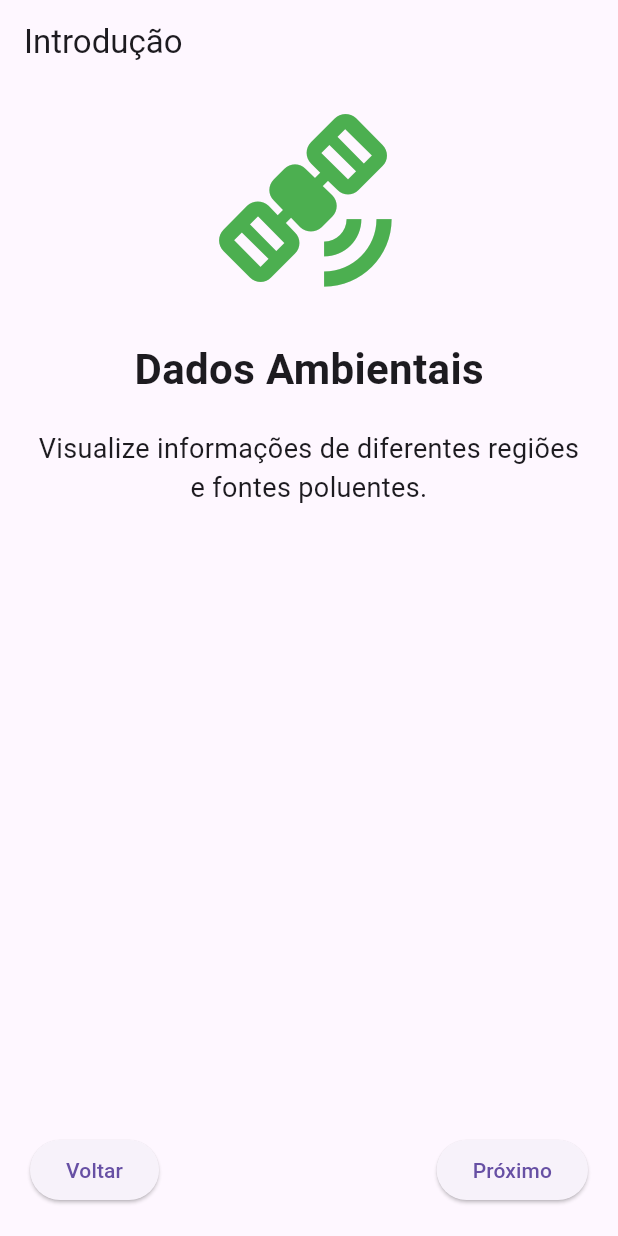
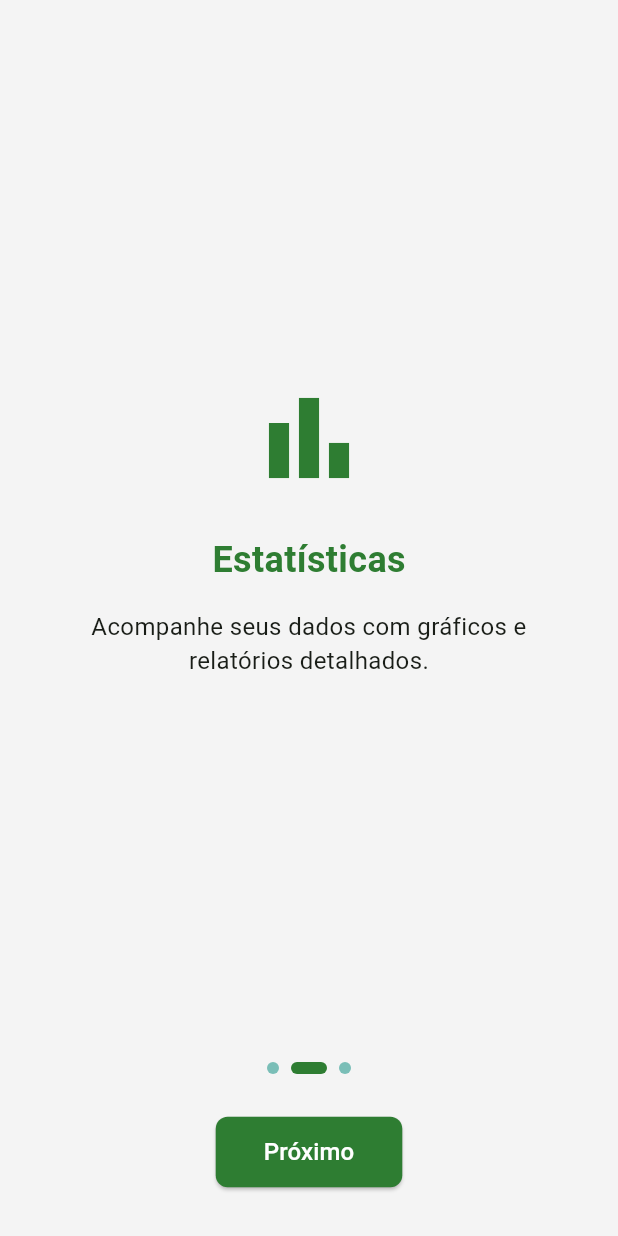
Before and after one commit to MarcusDev01/gs_carbono_flutter, a Flutter app: the screen it shows after launch, after a tap on "Próximo", on a phone screen of 412 x 824 dp. Run offline on Flutter 3.47's test engine with Material 3 defaults, Android fonts, the phone set to English and light mode, and no system bars.

Commit message:
Corrigindo tema e ajustes na interface

```diff
--- a/lib/main.dart
+++ b/lib/main.dart
@@ -1,24 +1,59 @@
 import 'package:flutter/material.dart';
-import 'navigation/app_navigation.dart';
-import 'navigation/app_routes.dart';
+import 'package:gs_carbono_flutter/ui/screens/details_screen.dart';
+import 'package:gs_carbono_flutter/ui/screens/filter_screen.dart';
+import 'package:gs_carbono_flutter/ui/screens/home_screen.dart';
+import 'package:gs_carbono_flutter/ui/screens/intro_screen.dart';
+import 'package:gs_carbono_flutter/ui/screens/settings_screen.dart';
+import 'package:gs_carbono_flutter/ui/screens/splash_screen.dart';
+import 'package:gs_carbono_flutter/ui/screens/statistics_screen.dart';
 
-void main() {
-  runApp(const ClimateWatchApp());
-}
+void main() => runApp(const GsCarbonoApp());
 
-class ClimateWatchApp extends StatelessWidget {
-  const ClimateWatchApp({super.key});
+class GsCarbonoApp extends StatelessWidget {
+  const GsCarbonoApp({super.key});
 
   @override
   Widget build(BuildContext context) {
     return MaterialApp(
       title: 'GS Carbono',
       debugShowCheckedModeBanner: false,
-      initialRoute: AppRoutes.splash,
-      onGenerateRoute: AppNavigation.generateRoute,
       theme: ThemeData(
-        primarySwatch: Colors.green,
+        primaryColor: const Color(0xFF2E7D32),
+        colorScheme: ColorScheme.fromSeed(
+          seedColor: const Color(0xFF2E7D32),
+          primary: const Color(0xFF2E7D32),
+          secondary: const Color(0xFF00897B),
+          surface: const Color(0xFFF4F4F4),
+          error: const Color(0xFFD32F2F),
+        ),
+        scaffoldBackgroundColor: const Color(0xFFF4F4F4),
+        textTheme: const TextTheme(
+          displayLarge: TextStyle(fontSize: 32, fontWeight: FontWeight.bold),
+          displayMedium: TextStyle(fontSize: 24, fontWeight: FontWeight.bold),
+          bodyLarge: TextStyle(fontSize: 16, fontWeight: FontWeight.normal),
+          bodyMedium: TextStyle(fontSize: 14, fontWeight: FontWeight.normal),
+        ),
+        cardTheme: CardThemeData(
+          elevation: 4,
+          shadowColor: Colors.black26,
+          shape: RoundedRectangleBorder(
+            borderRadius: BorderRadius.circular(12),
+          ),
+          margin: const EdgeInsets.all(8),
+        ),
+        appBarTheme: const AppBarTheme(elevation: 0, centerTitle: true),
+        useMaterial3: true,
       ),
+      initialRoute: '/splash',
+      routes: {
+        '/splash': (context) => const SplashScreen(),
+        '/intro': (context) => const IntroScreen(),
+        '/home': (context) => const HomeScreen(),
+        '/details': (context) => const DetailsScreen(),
+        '/filter': (context) => const FilterScreen(),
+        '/statistics': (context) => const StatisticsScreen(),
+        '/settings': (context) => const SettingsScreen(),
+      },
     );
   }
 }
--- a/lib/ui/screens/intro_screen.dart
+++ b/lib/ui/screens/intro_screen.dart
@@ -1,5 +1,4 @@
 import 'package:flutter/material.dart';
-import '../../navigation/app_routes.dart';
 
 class IntroScreen extends StatefulWidget {
   const IntroScreen({super.key});
@@ -9,103 +8,132 @@ class IntroScreen extends StatefulWidget {
 }
 
 class _IntroScreenState extends State<IntroScreen> {
+  final PageController _pageController = PageController();
+  int _currentPage = 0;
 
-  int page = 0;
-
-  final List<Map<String, String>> pages = [
-    {
-      "title": "Bem-vindo",
-      "description":
-          "Monitore emissões de carbono utilizando dados inspirados em satélites."
-    },
-    {
-      "title": "Dados Ambientais",
-      "description":
-          "Visualize informações de diferentes regiões e fontes poluentes."
-    },
-    {
-      "title": "Sustentabilidade",
-      "description":
-          "Ajude no combate às mudanças climáticas através da informação."
-    }
+  final List<_IntroSlide> _slides = [
+    _IntroSlide(
+      icon: Icons.eco,
+      title: 'Bem-vindo',
+      description: 'Monitore suas emissões de carbono de forma simples e eficiente.',
+    ),
+    _IntroSlide(
+      icon: Icons.bar_chart,
+      title: 'Estatísticas',
+      description: 'Acompanhe seus dados com gráficos e relatórios detalhados.',
+    ),
+    _IntroSlide(
+      icon: Icons.settings,
+      title: 'Personalize',
+      description: 'Ajuste as configurações de acordo com suas preferências.',
+    ),
   ];
 
   @override
+  void dispose() {
+    _pageController.dispose();
+    super.dispose();
+  }
+
+  @override
   Widget build(BuildContext context) {
-
     return Scaffold(
-      appBar: AppBar(
-        title: const Text("Introdução"),
-      ),
-      body: Padding(
-        padding: const EdgeInsets.all(20),
+      backgroundColor: const Color(0xFFF4F4F4),
+      body: Column(
+        children: [
+          Expanded(
+            child: PageView.builder(
+              controller: _pageController,
+              onPageChanged: (index) => setState(() => _currentPage = index),
+              itemCount: _slides.length,
+              itemBuilder: (context, index) {
+                final slide = _slides[index];
+                return Padding(
+                  padding: const EdgeInsets.all(32),
                   child: Column(
+                    mainAxisAlignment: MainAxisAlignment.center,
                     children: [
-
-            const Icon(
-              Icons.satellite_alt,
-              size: 120,
-              color: Colors.green,
-            ),
-
-            const SizedBox(height: 30),
-
+                      Icon(slide.icon, size: 80, color: const Color(0xFF2E7D32)),
+                      const SizedBox(height: 24),
                       Text(
-              pages[page]["title"]!,
+                        slide.title,
                         style: const TextStyle(
-                fontSize: 28,
+                          fontSize: 24,
                           fontWeight: FontWeight.bold,
+                          color: Color(0xFF2E7D32),
                         ),
                       ),
-
-            const SizedBox(height: 20),
-
+                      const SizedBox(height: 16),
                       Text(
-              pages[page]["description"]!,
+                        slide.description,
                         textAlign: TextAlign.center,
-              style: const TextStyle(fontSize: 18),
+                        style: const TextStyle(fontSize: 16),
                       ),
-
-            const Spacer(),
-
+                    ],
+                  ),
+                );
+              },
+            ),
+          ),
           Row(
-              mainAxisAlignment: MainAxisAlignment.spaceBetween,
-              children: [
-
-                ElevatedButton(
-                  onPressed: page > 0
-                      ? () {
-                          setState(() {
-                            page--;
-                          });
-                        }
-                      : null,
-                  child: const Text("Voltar"),
+            mainAxisAlignment: MainAxisAlignment.center,
+            children: List.generate(
+              _slides.length,
+              (index) => Container(
+                margin: const EdgeInsets.all(4),
+                width: _currentPage == index ? 24 : 8,
+                height: 8,
+                decoration: BoxDecoration(
+                  color: _currentPage == index
+                      ? const Color(0xFF2E7D32)
+                      : const Color(0xFF00897B).withOpacity(0.5),
+                  borderRadius: BorderRadius.circular(4),
                 ),
-
-                ElevatedButton(
+              ),
+            ),
+          ),
+          const SizedBox(height: 24),
+          Padding(
+            padding: const EdgeInsets.only(bottom: 32),
+            child: ElevatedButton(
               onPressed: () {
-
-                    if (page < 2) {
-                      setState(() {
-                        page++;
-                      });
+                if (_currentPage == _slides.length - 1) {
+                  Navigator.pushReplacementNamed(context, '/home');
                 } else {
-                      Navigator.pushReplacementNamed(
-                        context,
-                        AppRoutes.dashboard,
+                  _pageController.nextPage(
+                    duration: const Duration(milliseconds: 300),
+                    curve: Curves.easeInOut,
                   );
                 }
               },
+              style: ElevatedButton.styleFrom(
+                backgroundColor: const Color(0xFF2E7D32),
+                foregroundColor: Colors.white,
+                padding: const EdgeInsets.symmetric(horizontal: 32, vertical: 12),
+                shape: RoundedRectangleBorder(
+                  borderRadius: BorderRadius.circular(8),
+                ),
+              ),
               child: Text(
-                    page == 2 ? "Entrar" : "Próximo",
+                _currentPage == _slides.length - 1 ? 'Começar' : 'Próximo',
+                style: const TextStyle(fontSize: 16),
+              ),
             ),
           ),
         ],
       ),
-          ],
-        ),
-      ),
     );
   }
 }
+
+class _IntroSlide {
+  final IconData icon;
+  final String title;
+  final String description;
+
+  _IntroSlide({
+    required this.icon,
+    required this.title,
+    required this.description,
+  });
+}
--- a/lib/ui/screens/splash_screen.dart
+++ b/lib/ui/screens/splash_screen.dart
@@ -1,6 +1,4 @@
-import 'dart:async';
 import 'package:flutter/material.dart';
-import '../../navigation/app_routes.dart';
 
 class SplashScreen extends StatefulWidget {
   const SplashScreen({super.key});
@@ -9,48 +7,67 @@ class SplashScreen extends StatefulWidget {
   State<SplashScreen> createState() => _SplashScreenState();
 }
 
-class _SplashScreenState extends State<SplashScreen> {
+class _SplashScreenState extends State<SplashScreen> with SingleTickerProviderStateMixin {
+  late AnimationController _controller;
+  late Animation<double> _fadeAnimation;
+  late Animation<double> _scaleAnimation;
 
   @override
   void initState() {
     super.initState();
+    _controller = AnimationController(
+      vsync: this,
+      duration: const Duration(milliseconds: 1500),
+    );
+    _fadeAnimation = Tween<double>(begin: 0.0, end: 1.0).animate(
+      CurvedAnimation(parent: _controller, curve: Curves.easeIn),
+    );
+    _scaleAnimation = Tween<double>(begin: 0.5, end: 1.0).animate(
+      CurvedAnimation(parent: _controller, curve: Curves.elasticOut),
+    );
+    _controller.forward();
+    Future.delayed(const Duration(seconds: 3), () {
+      Navigator.pushReplacementNamed(context, '/intro');
+    });
+  }
 
-    Timer(
-      const Duration(seconds: 3),
-      () {
-        Navigator.pushReplacementNamed(
-          context,
-          AppRoutes.intro,
-        );
-      },
-    );
+  @override
+  void dispose() {
+    _controller.dispose();
+    super.dispose();
   }
 
   @override
   Widget build(BuildContext context) {
     return Scaffold(
-      backgroundColor: Colors.green,
+      backgroundColor: const Color(0xFF2E7D32),
       body: Center(
+        child: FadeTransition(
+          opacity: _fadeAnimation,
+          child: ScaleTransition(
+            scale: _scaleAnimation,
             child: Column(
-          mainAxisAlignment: MainAxisAlignment.center,
-          children: const [
+              mainAxisSize: MainAxisSize.min,
+              children: [
                 Icon(
-              Icons.public,
-              size: 120,
+                  Icons.eco,
+                  size: 80,
                   color: Colors.white,
                 ),
-            SizedBox(height: 20),
-            Text(
+                const SizedBox(height: 16),
+                const Text(
                   'GS Carbono',
                   style: TextStyle(
                     fontSize: 32,
+                    fontWeight: FontWeight.bold,
                     color: Colors.white,
-                fontWeight: FontWeight.bold,
                   ),
                 ),
               ],
             ),
           ),
+        ),
+      ),
     );
   }
 }
```
Also changed, not shown: lib/ui/screens/details_screen.dart (added, +63 -0 lines), lib/ui/screens/filter_screen.dart (added, +77 -0 lines), lib/ui/screens/home_screen.dart (added, +123 -0 lines), lib/ui/screens/settings_screen.dart (added, +74 -0 lines), lib/ui/screens/statistics_screen.dart (added, +95 -0 lines). Lines whose indentation alone changed are shown as unchanged.
